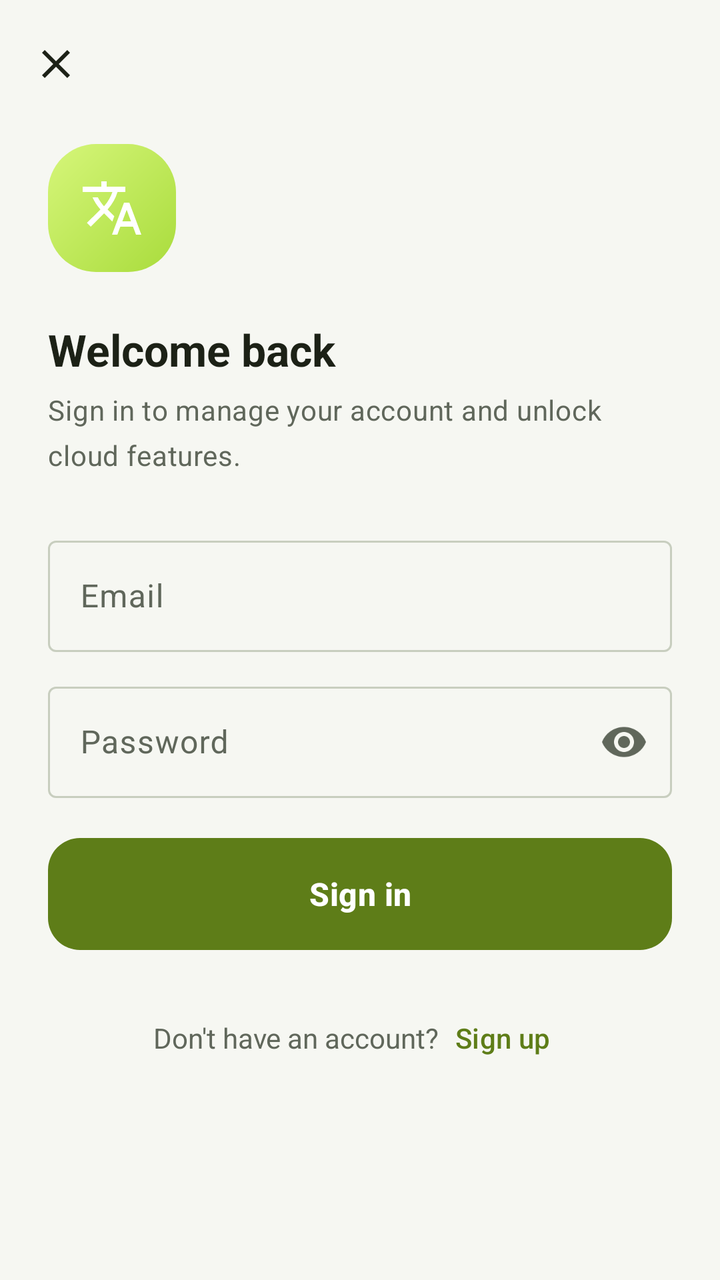
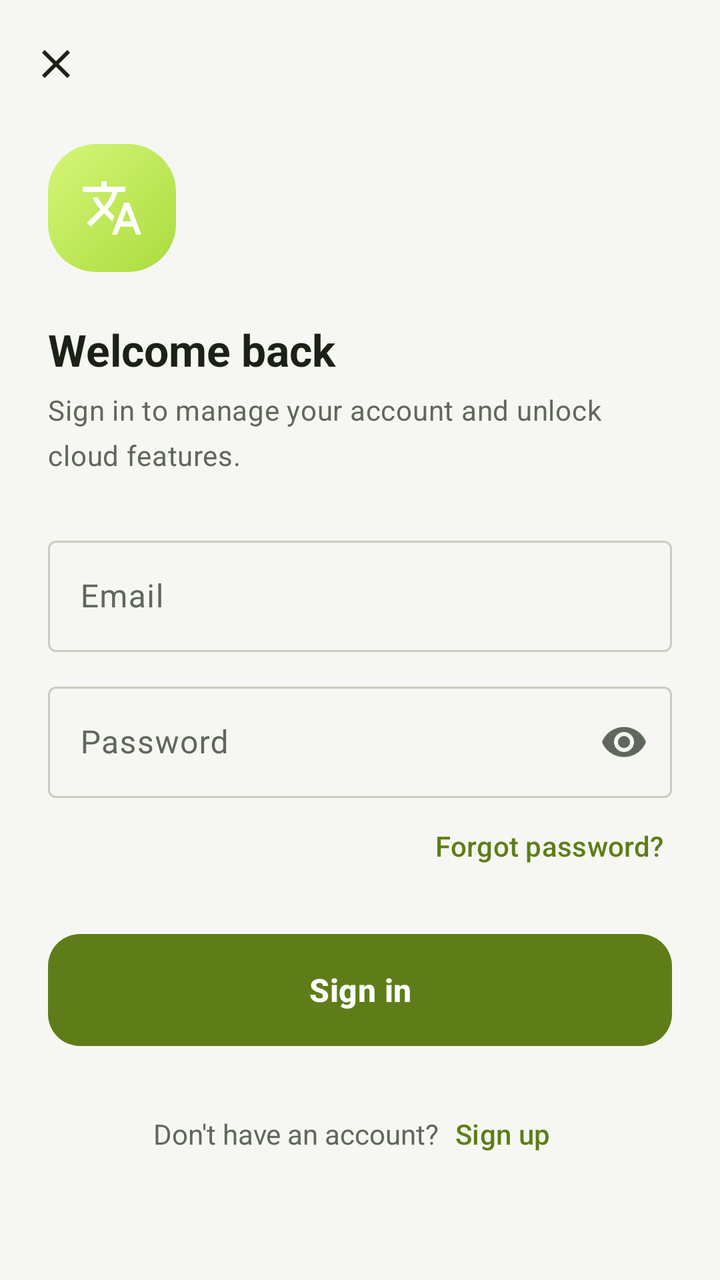

The first picture is an Android layout as it rendered before a commit; the second is the same layout after the commit. The layout source and the unified diff follow.
<!-- AndroidManifest.xml: application theme Theme.SubtitleTranslator -->
<!-- res/layout/activity_login.xml -->
<?xml version="1.0" encoding="utf-8"?>
<LinearLayout xmlns:android="http://schemas.android.com/apk/res/android"
    xmlns:app="http://schemas.android.com/apk/res-auto"
    android:layout_width="match_parent"
    android:layout_height="match_parent"
    android:orientation="vertical"
    android:background="@color/screen_bg">

    <com.google.android.material.appbar.MaterialToolbar
        android:id="@+id/toolbar"
        android:layout_width="match_parent"
        android:layout_height="?attr/actionBarSize"
        android:background="@android:color/transparent"
        app:navigationIcon="@drawable/ic_close"
        app:navigationIconTint="@color/text_primary" />

    <ScrollView
        android:layout_width="match_parent"
        android:layout_height="0dp"
        android:layout_weight="1"
        android:fillViewport="true"
        android:overScrollMode="never">

        <LinearLayout
            android:layout_width="match_parent"
            android:layout_height="wrap_content"
            android:orientation="vertical"
            android:paddingHorizontal="24dp"
            android:paddingBottom="32dp">

            <ImageView
                android:layout_width="64dp"
                android:layout_height="64dp"
                android:layout_marginTop="8dp"
                android:background="@drawable/bg_logo_badge"
                android:contentDescription="@string/app_name"
                android:padding="16dp"
                android:src="@drawable/ic_translate_dark" />

            <TextView
                android:layout_width="match_parent"
                android:layout_height="wrap_content"
                android:layout_marginTop="24dp"
                android:text="@string/auth_login_title"
                android:textAppearance="@style/TextAppearance.SubtitleTranslator.Title" />

            <TextView
                android:layout_width="match_parent"
                android:layout_height="wrap_content"
                android:layout_marginTop="6dp"
                android:lineSpacingMultiplier="1.35"
                android:text="@string/auth_login_subtitle"
                android:textAppearance="@style/TextAppearance.SubtitleTranslator.Body"
                android:textColor="@color/text_secondary" />

            <com.google.android.material.textfield.TextInputLayout
                android:id="@+id/inputEmailLayout"
                style="@style/Widget.Material3.TextInputLayout.OutlinedBox"
                android:layout_width="match_parent"
                android:layout_height="wrap_content"
                android:layout_marginTop="28dp"
                android:hint="@string/auth_email_label">

                <com.google.android.material.textfield.TextInputEditText
                    android:id="@+id/inputEmail"
                    android:layout_width="match_parent"
                    android:layout_height="wrap_content"
                    android:autofillHints="emailAddress"
                    android:imeOptions="actionNext"
                    android:inputType="textEmailAddress"
                    android:maxLines="1" />
            </com.google.android.material.textfield.TextInputLayout>

            <com.google.android.material.textfield.TextInputLayout
                android:id="@+id/inputPasswordLayout"
                style="@style/Widget.Material3.TextInputLayout.OutlinedBox"
                android:layout_width="match_parent"
                android:layout_height="wrap_content"
                android:layout_marginTop="12dp"
                android:hint="@string/auth_password_label"
                app:endIconMode="password_toggle">

                <com.google.android.material.textfield.TextInputEditText
                    android:id="@+id/inputPassword"
                    android:layout_width="match_parent"
                    android:layout_height="wrap_content"
                    android:autofillHints="password"
                    android:imeOptions="actionDone"
                    android:inputType="textPassword"
                    android:maxLines="1" />
            </com.google.android.material.textfield.TextInputLayout>

            <TextView
                android:id="@+id/tvError"
                android:layout_width="match_parent"
                android:layout_height="wrap_content"
                android:layout_marginTop="12dp"
                android:textColor="@color/difficulty_hard_text"
                android:textSize="13sp"
                android:visibility="gone" />

            <com.google.android.material.button.MaterialButton
                android:id="@+id/btnLogin"
                style="@style/Widget.SubtitleTranslator.Button.Primary"
                android:layout_width="match_parent"
                android:layout_height="56dp"
                android:layout_marginTop="20dp"
                android:text="@string/auth_login_action" />

            <com.google.android.material.progressindicator.CircularProgressIndicator
                android:id="@+id/loginProgress"
                android:layout_width="wrap_content"
                android:layout_height="wrap_content"
                android:layout_gravity="center_horizontal"
                android:layout_marginTop="12dp"
                android:visibility="gone"
                app:indicatorSize="28dp" />

            <LinearLayout
                android:layout_width="match_parent"
                android:layout_height="wrap_content"
                android:layout_marginTop="20dp"
                android:gravity="center"
                android:orientation="horizontal">

                <TextView
                    android:layout_width="wrap_content"
                    android:layout_height="wrap_content"
                    android:text="@string/auth_no_account"
                    android:textColor="@color/text_secondary"
                    android:textSize="14sp" />

                <com.google.android.material.button.MaterialButton
                    android:id="@+id/btnRegister"
                    style="@style/Widget.Material3.Button.TextButton"
                    android:layout_width="wrap_content"
                    android:layout_height="wrap_content"
                    android:minWidth="0dp"
                    android:paddingHorizontal="8dp"
                    android:text="@string/auth_go_register" />
            </LinearLayout>
        </LinearLayout>
    </ScrollView>
</LinearLayout>
<!-- resources referenced by this layout -->
<resources>
  <color name="difficulty_hard_text">#FFA32117</color>
  <color name="screen_bg">#FFF6F7F2</color>
  <color name="text_primary">#FF1C2116</color>
  <color name="text_secondary">#FF60675B</color>
  <!-- drawable bg_logo_badge (drawable) -->
  <?xml version="1.0" encoding="utf-8"?>
  <shape xmlns:android="http://schemas.android.com/apk/res/android"
      android:shape="rectangle">
      <gradient
          android:angle="315"
          android:endColor="#FFA9DC3C"
          android:startColor="#FFD6F67A" />
      <corners android:radius="24dp" />
  </shape>
  <!-- drawable ic_close (drawable) -->
  <?xml version="1.0" encoding="utf-8"?>
  <vector xmlns:android="http://schemas.android.com/apk/res/android"
      android:width="24dp"
      android:height="24dp"
      android:viewportWidth="24"
      android:viewportHeight="24"
      android:tint="@color/text_primary">
      <path
          android:fillColor="@android:color/white"
          android:pathData="M19,6.41L17.59,5 12,10.59 6.41,5 5,6.41 10.59,12 5,17.59 6.41,19 12,13.41 17.59,19 19,17.59 13.41,12z"/>
  </vector>
  <!-- drawable ic_translate_dark (drawable) -->
  <?xml version="1.0" encoding="utf-8"?>
  <vector xmlns:android="http://schemas.android.com/apk/res/android"
      android:width="24dp"
      android:height="24dp"
      android:viewportWidth="24"
      android:viewportHeight="24"
      android:tint="@color/on_accent">
      <path
          android:fillColor="@android:color/white"
          android:pathData="M12.87,15.07l-2.54,-2.51 0.03,-0.03c1.74,-1.94 2.98,-4.17 3.71,-6.53L17,6L17,4h-7L10,2L8,2v2L1,4v1.99h11.17C11.5,7.92 10.44,9.75 9,11.35 8.07,10.32 7.3,9.19 6.69,8h-2c0.73,1.63 1.73,3.17 2.98,4.56l-5.09,5.02L4,19l5,-5 3.11,3.11 0.76,-2.04zM18.5,10h-2L12,22h2l1.12,-3h4.75L21,22h2l-4.5,-12zM15.88,17l1.62,-4.33L19.12,17h-3.24z"/>
  </vector>
  <string name="app_name">Subtitle Translator</string>
  <string name="auth_email_label">Email</string>
  <string name="auth_go_register">Sign up</string>
  <string name="auth_login_action">Sign in</string>
  <string name="auth_login_subtitle">Sign in to manage your account and unlock cloud features.</string>
  <string name="auth_login_title">Welcome back</string>
  <string name="auth_no_account">Don\'t have an account?</string>
  <string name="auth_password_label">Password</string>
  <style name="TextAppearance.SubtitleTranslator.Body" parent="TextAppearance.Material3.BodyMedium">
          <item name="android:textSize">14sp</item>
          <item name="android:textColor">@color/text_primary</item>
          <item name="android:lineSpacingMultiplier">1.4</item>
      </style>
  <style name="TextAppearance.SubtitleTranslator.Title" parent="TextAppearance.Material3.TitleLarge">
          <item name="android:textSize">22sp</item>
          <item name="android:textStyle">bold</item>
          <item name="android:textColor">@color/text_primary</item>
      </style>
  <color name="on_accent">#FFFFFFFF</color>
  <color name="accent">#FF5E7D18</color>
  <color name="accent_container">#FFE6F1C8</color>
  <color name="on_accent_container">#FF35450C</color>
  <color name="accent_dim">#FF49650F</color>
  <color name="surface_variant">#FFDDE3D2</color>
  <color name="surface_tile">#FFECF0E3</color>
  <color name="card_bg">#FFECF0E3</color>
  <color name="button_outline">#FFC8CEBF</color>
  <color name="card_stroke">#FFD5DCCB</color>
  <color name="stop_button">#FFB3261E</color>
  <!-- unchanged entries left out for length: 2 -->
</resources>

<!-- the commit's change to res/layout/activity_login.xml (unified diff, before → after) -->
@@ -90,6 +90,16 @@
                     android:maxLines="1" />
             </com.google.android.material.textfield.TextInputLayout>
 
+            <com.google.android.material.button.MaterialButton
+                android:id="@+id/btnForgotPassword"
+                style="@style/Widget.Material3.Button.TextButton"
+                android:layout_width="wrap_content"
+                android:layout_height="wrap_content"
+                android:layout_gravity="end"
+                android:minWidth="0dp"
+                android:paddingHorizontal="4dp"
+                android:text="@string/auth_forgot_password" />
+
             <TextView
                 android:id="@+id/tvError"
                 android:layout_width="match_parent"
<!-- resource entries referenced after the edit -->
@@ -40,6 +40,7 @@
   </vector>
   <string name="app_name">Subtitle Translator</string>
   <string name="auth_email_label">Email</string>
+  <string name="auth_forgot_password">Forgot password?</string>
   <string name="auth_go_register">Sign up</string>
   <string name="auth_login_action">Sign in</string>
   <string name="auth_login_subtitle">Sign in to manage your account and unlock cloud features.</string>
